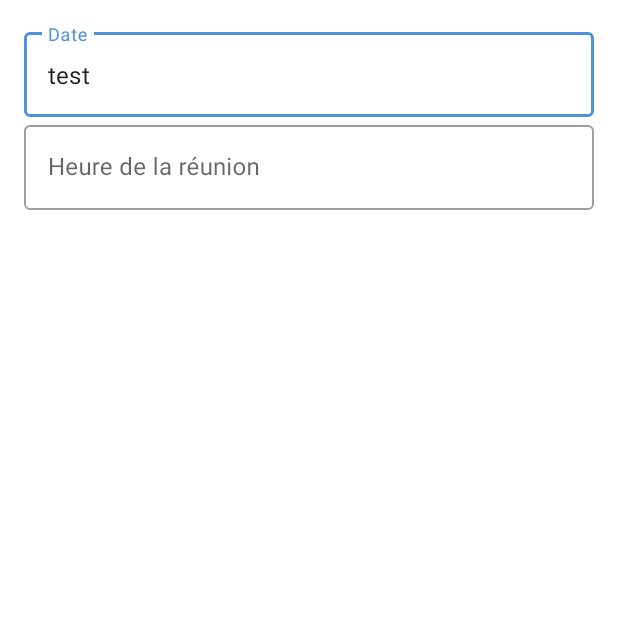
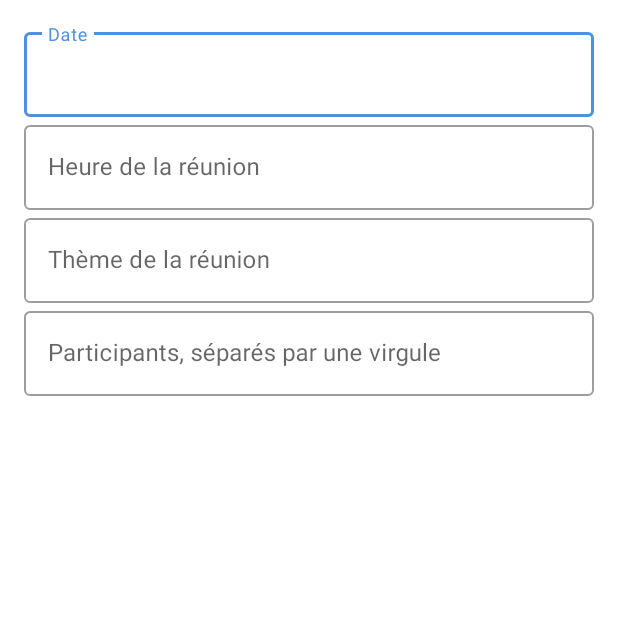
Before and after one commit to Rengrouze/MaReu, an Android app: the screen it shows after launch (AddMeetingActivity), after a tap on an icon or button, on a phone screen of 412 x 824 dp, the top half of it. Run offline under Robolectric (Android 15) with nearby library versions, the phone set to English and light mode, and no system bars.

Commit message:
trying things

```diff
--- a/app/src/main/java/com/javacourse/oc/maru/AddMeetingActivity.java
+++ b/app/src/main/java/com/javacourse/oc/maru/AddMeetingActivity.java
@@ -19,7 +19,6 @@ public class AddMeetingActivity extends AppCompatActivity {
         View view = binding.getRoot();
         setContentView(view);
 
-        binding.datePickerEditText.setText("test");
 
     }
 
--- a/app/src/main/java/com/javacourse/oc/maru/MeetingViewHolder.java
+++ b/app/src/main/java/com/javacourse/oc/maru/MeetingViewHolder.java
@@ -26,7 +26,8 @@ public class MeetingViewHolder extends RecyclerView.ViewHolder {
 
     public void bind(Meeting meeting) {
 
-        binding.itemListMeetingName.setText( meeting.getDate() + " - " +meeting.getLocation() + " - "+ meeting.getTime()+" - " + meeting.getSubject());
+        binding.itemListMeetingName.setText( meeting.getDate() + " - " +meeting.getLocation() + " - "+ meeting.getTime());
+        binding.itemListMeetingTheme.setText(meeting.getSubject());
         binding.itemListMeetingPeople.setText(meeting.getParticipants().toString());
 
 
--- a/app/src/main/res/layout/activity_add_meeting.xml
+++ b/app/src/main/res/layout/activity_add_meeting.xml
@@ -25,7 +25,8 @@
                     android:id="@+id/datePickerEditText"
                     android:layout_width="match_parent"
                     android:layout_height="wrap_content"
-                    android:inputType="none"
+                    android:inputType="date"
+                    android:maxLines="1"
                     />
 
             </com.google.android.material.textfield.TextInputLayout>
@@ -41,11 +42,42 @@
                     android:id="@+id/time_picker_edittext"
                     android:layout_width="match_parent"
                     android:layout_height="wrap_content"
-                    android:inputType="none" />
+                    android:inputType="time"
+                    android:maxLines="1"/>
 
             </com.google.android.material.textfield.TextInputLayout>
 
+            <com.google.android.material.textfield.TextInputLayout
+                style="@style/Widget.MaterialComponents.TextInputLayout.OutlinedBox"
+                android:layout_width="match_parent"
+                android:layout_height="wrap_content"
+                android:hint="Thème de la réunion"
+                app:layout_constraintTop_toBottomOf="@+id/datePickerLayout">
 
+                <com.google.android.material.textfield.TextInputEditText
+                    android:id="@+id/room_picker_edittext"
+                    android:layout_width="match_parent"
+                    android:layout_height="wrap_content"
+                    android:inputType="time"
+                    android:maxLines="1"/>
+
+            </com.google.android.material.textfield.TextInputLayout>
+
+            <com.google.android.material.textfield.TextInputLayout
+                style="@style/Widget.MaterialComponents.TextInputLayout.OutlinedBox"
+                android:layout_width="match_parent"
+                android:layout_height="wrap_content"
+                android:hint="Participants, séparés par une virgule"
+                app:layout_constraintTop_toBottomOf="@+id/datePickerLayout">
+
+                <com.google.android.material.textfield.TextInputEditText
+                    android:id="@+id/peoples_edittext"
+                    android:layout_width="match_parent"
+                    android:layout_height="wrap_content"
+                    android:inputType="time"
+                    android:maxLines="1"/>
+
+            </com.google.android.material.textfield.TextInputLayout>
 
         </LinearLayout>
 
```
Also changed, not shown: app/src/main/res/layout/item_list_meeting.xml (+21 -8 lines).
